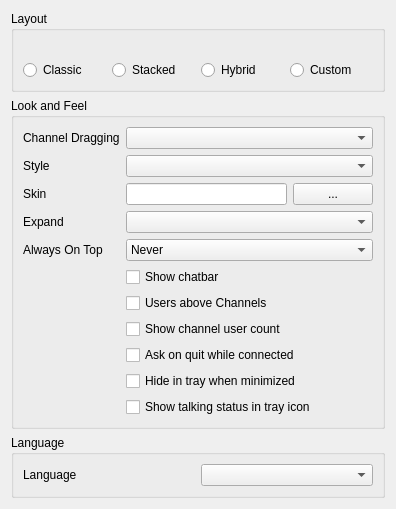
This is src/mumble/LookConfig.ui in mumble-voip/mumble as Qt 5 draws it before an edit. The edited form follows.
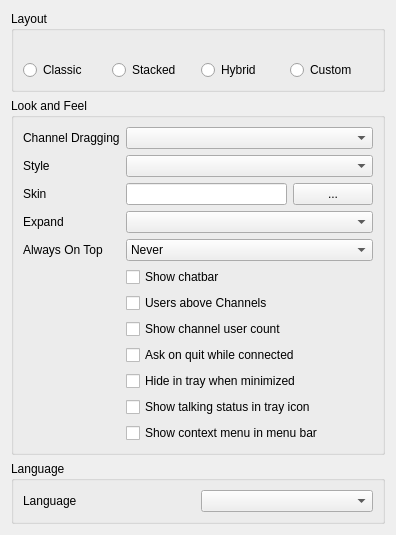
This is the edited form. Icons and pictures are not drawn.

Commit message: Add menu bar config option

```diff
--- a/src/mumble/LookConfig.ui
+++ b/src/mumble/LookConfig.ui
@@ -344,6 +344,13 @@
         </property>
        </widget>
       </item>
+      <item row="11" column="1" colspan="2">
+       <widget class="QCheckBox" name="qcbShowContextMenuInMenuBar">
+        <property name="text">
+         <string>Show context menu in menu bar</string>
+        </property>
+       </widget>
+      </item>
      </layout>
     </widget>
    </item>
```
The commit also changes 6 other files.
